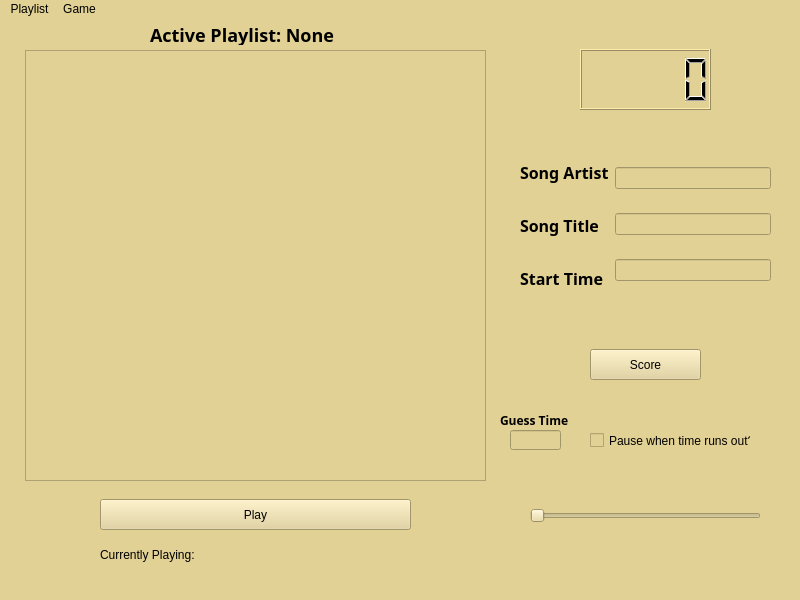
First picture: the form in controlwindow.ui, repository AlexjHeat/MusicTrivia_MediaPlayer, before the edit.
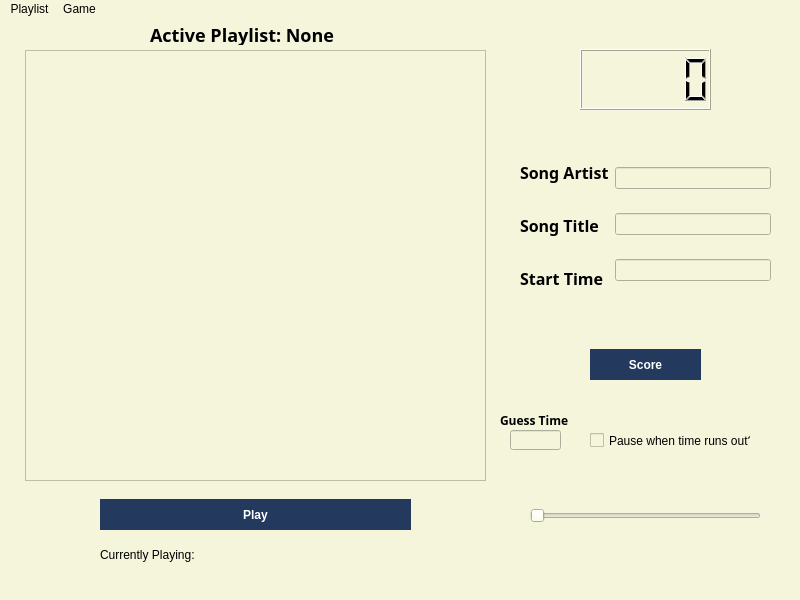
Second picture: the form after the edit.

```diff
--- a/controlwindow.ui
+++ b/controlwindow.ui
@@ -14,7 +14,7 @@
    <string>ControlWindow</string>
   </property>
   <property name="styleSheet">
-   <string notr="true">background-color: #e2d194;</string>
+   <string notr="true">background-color: #F5F5DC;</string>
   </property>
   <widget class="QWidget" name="centralwidget">
    <widget class="QListView" name="playlistView">
@@ -136,6 +136,22 @@
       <height>31</height>
      </rect>
     </property>
+    <property name="styleSheet">
+     <string notr="true">QPushButton{
+background-color: #23395d;
+border: 1 px solid black;
+padding: 5 px;
+color: #FFFFFF;
+font: bold;
+}
+QPushButton:Pressed{
+background-color: #203354;
+border: 1 px solid gray;
+padding: 5 px;
+color: #FFFFFF;
+font: bold;
+}</string>
+    </property>
     <property name="text">
      <string>Play</string>
     </property>
@@ -149,6 +165,22 @@
       <height>31</height>
      </rect>
     </property>
+    <property name="styleSheet">
+     <string notr="true">QPushButton{
+background-color: #23395d;
+border: 1 px solid black;
+padding: 5 px;
+color: #FFFFFF;
+font: bold;
+}
+QPushButton:Pressed{
+background-color: #203354;
+border: 1 px solid gray;
+padding: 5 px;
+color: #FFFFFF;
+font: bold;
+}</string>
+    </property>
     <property name="text">
      <string>Score</string>
     </property>
```
